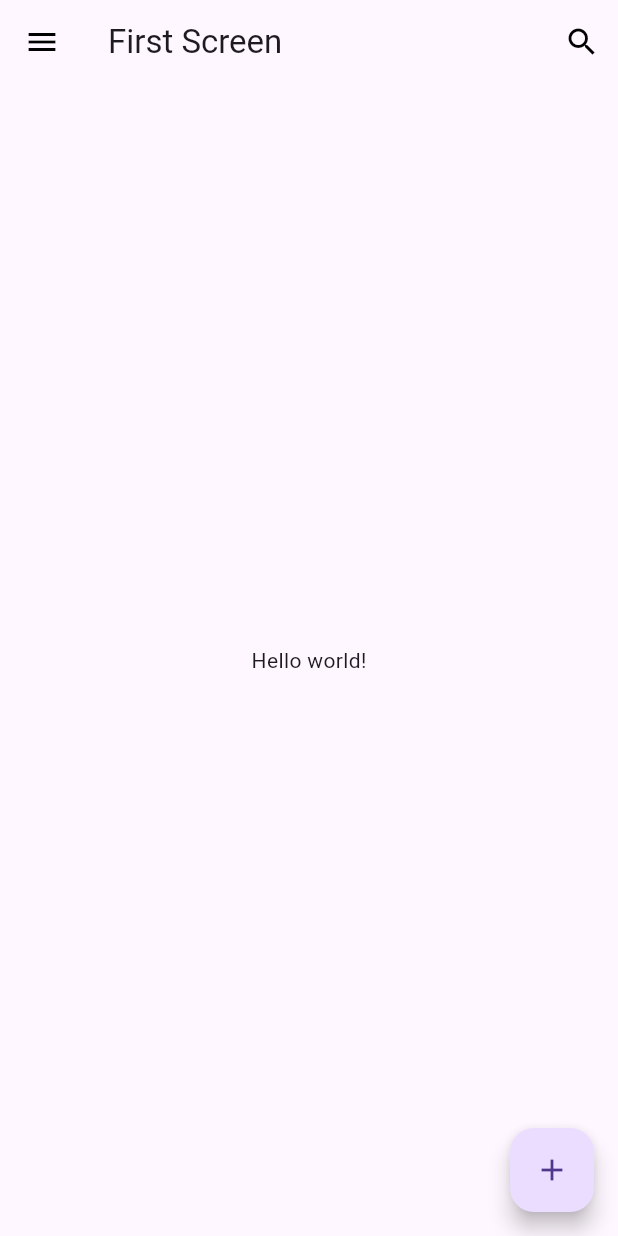
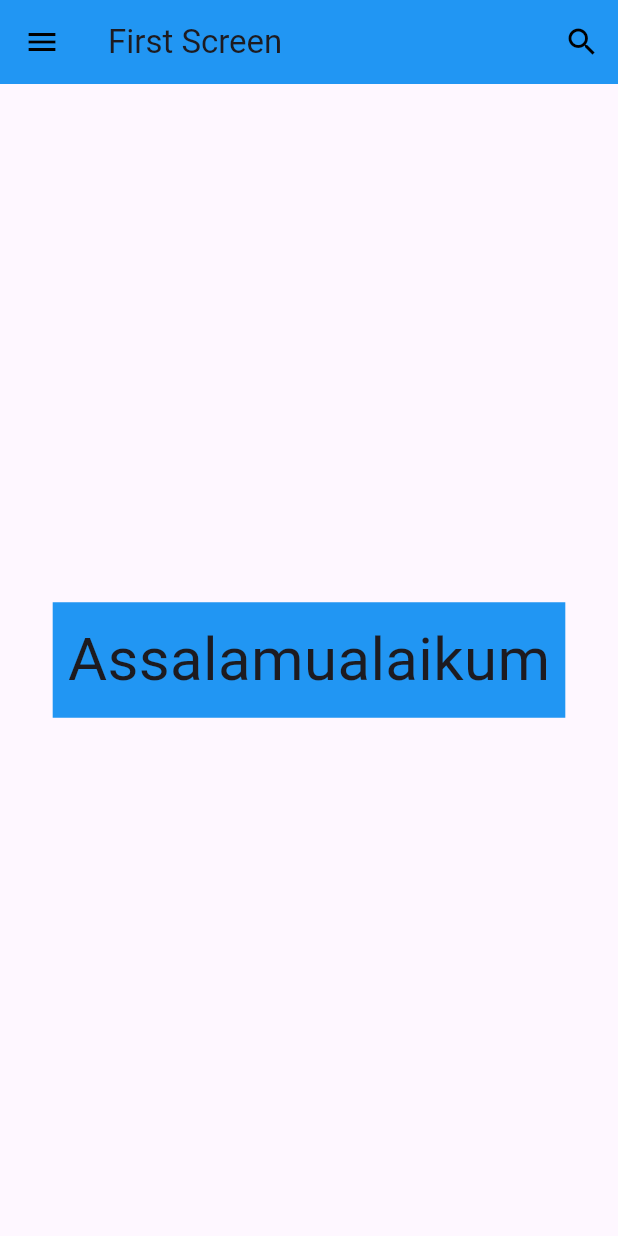
Before and after one commit to Damarazka/learn_flutter_dicoding, a Flutter app: the screen it shows after launch, on a phone screen of 412 x 824 dp. Run offline on Flutter 3.47's test engine with Material 3 defaults, Android fonts, the light colour scheme and no system bars.

Commit message:
container

```diff
--- a/lib/main.dart
+++ b/lib/main.dart
@@ -24,6 +24,7 @@ class FirstScreen extends StatelessWidget {
   Widget build(BuildContext context) {
     return Scaffold(
       appBar: AppBar(
+        backgroundColor: Colors.blue,
         title: const Text('First Screen'),
         actions: [
           IconButton(
@@ -42,13 +43,14 @@ class FirstScreen extends StatelessWidget {
           onPressed: () {},
         ),
       ),
-      body: const Center(
-        child: Text('Hello world!'),
-      ),
-      floatingActionButton: FloatingActionButton(
-        child: const Icon(Icons.add),
-        onPressed: () {},
-      ),
-    );
+      body: Center(child: Container(
+        color: Colors.blue,
+        padding: const EdgeInsets.all(10),
+        margin: const EdgeInsets.all(10),
+        child: const Text(
+          'Assalamualaikum',
+          style: TextStyle(fontSize: 40),
+        ),
+    ),));
   }
 }
```
